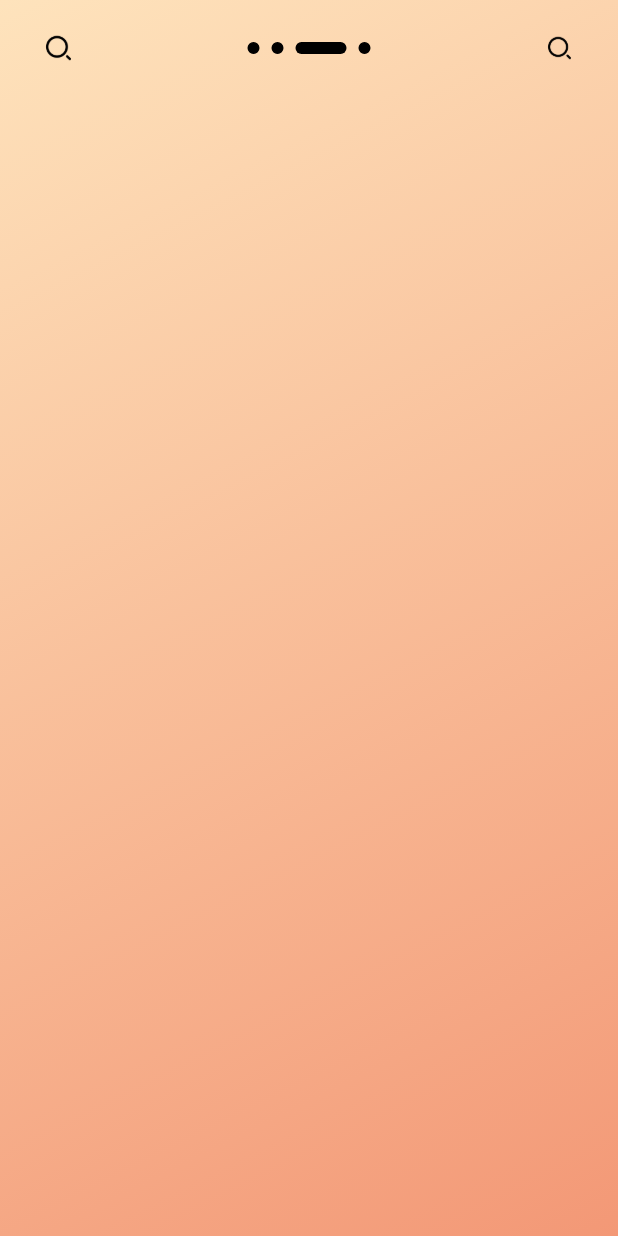
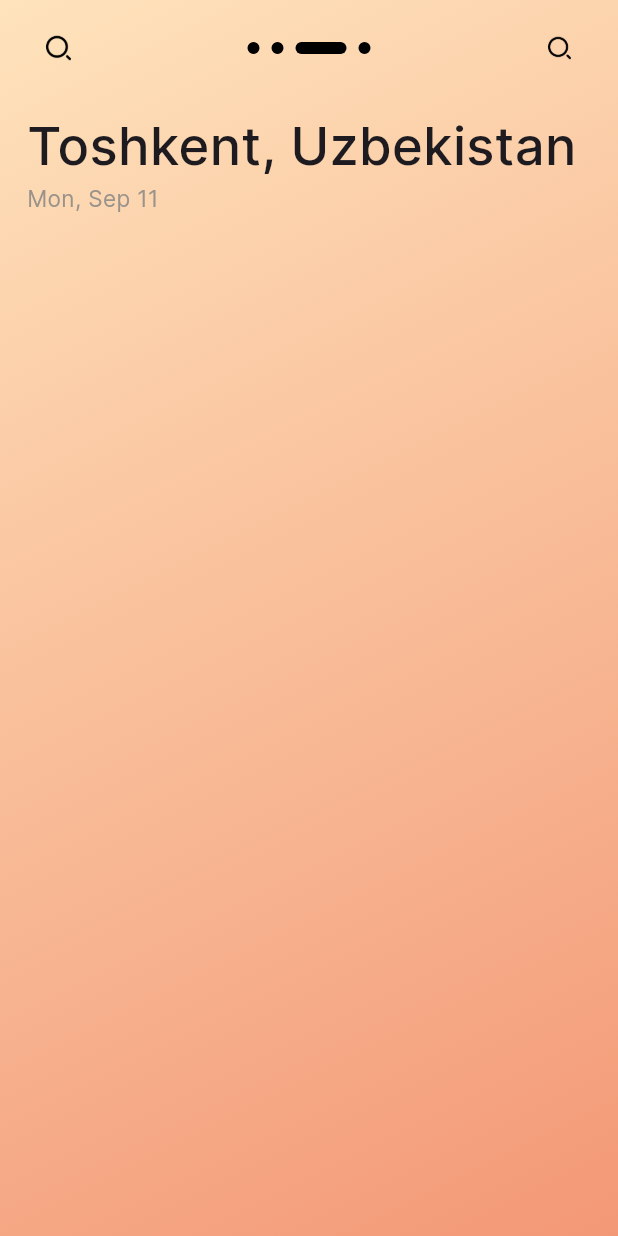
Before and after one commit to SiroProg/weather_app, a Flutter app: the screen it shows after launch, on a phone screen of 412 x 824 dp. Run offline on Flutter 3.47's test engine with Material 2 defaults, Android fonts, the phone set to English and light mode, and no system bars.

Commit message:
add a Location View page

```diff
--- a/lib/pages/app.dart
+++ b/lib/pages/app.dart
@@ -11,6 +11,7 @@ class App extends StatelessWidget {
       debugShowCheckedModeBanner: false,
       theme: ThemeData(
         useMaterial3: true,
+        fontFamily: "Inter",
       ),
       title: "Weather G8",
       home: const HomePage(),
--- a/lib/pages/home_page/home_page.dart
+++ b/lib/pages/home_page/home_page.dart
@@ -2,6 +2,7 @@ import 'package:flutter/material.dart';
 import 'package:weather_app/pages/home_page/widgets/custom_app_bar.dart';
 
 import '../../styles/app_colors.dart';
+import 'widgets/location_view.dart';
 
 class HomePage extends StatefulWidget {
   const HomePage({super.key});
@@ -13,7 +14,7 @@ class HomePage extends StatefulWidget {
 class _HomePageState extends State<HomePage> {
   @override
   Widget build(BuildContext context) {
-    return Scaffold(
+    return const Scaffold(
       body: DecoratedBox(
         decoration: BoxDecoration(
           gradient: LinearGradient(
@@ -24,8 +25,10 @@ class _HomePageState extends State<HomePage> {
         ),
         child: SafeArea(
           child: Column(
+            crossAxisAlignment: CrossAxisAlignment.start,
             children: [
               CustomAppBar(),
+              LocationView(),
             ],
           ),
         ),
--- /dev/null
+++ b/lib/pages/home_page/widgets/location_view.dart
@@ -0,0 +1,34 @@
+import 'package:flutter/material.dart';
+import 'package:weather_app/styles/app_colors.dart';
+import 'package:weather_app/utils/time_extensions.dart';
+
+class LocationView extends StatelessWidget {
+  const LocationView({super.key});
+
+  @override
+  Widget build(BuildContext context) => Padding(
+        padding: const EdgeInsets.symmetric(
+          horizontal: 18,
+          vertical: 8,
+        ),
+        child: Column(
+          crossAxisAlignment: CrossAxisAlignment.start,
+          children: [
+            const Text(
+              "Toshkent, Uzbekistan",
+              style: TextStyle(
+                fontSize: 35,
+                fontWeight: FontWeight.w500,
+              ),
+            ),
+            Text(
+              DateTime.now().weekMounthDay,
+              style: const TextStyle(
+                fontSize: 15,
+                color: AppColors.grayText,
+              ),
+            ),
+          ],
+        ),
+      );
+}
--- a/lib/styles/app_colors.dart
+++ b/lib/styles/app_colors.dart
@@ -8,4 +8,5 @@ class AppColors {
     Color(0xFFF39876),
   ];
   static const black = Color(0xFF000000);
+  static const grayText = Color(0xFF9A938C);
 }
```
Also changed, not shown: lib/utils/time_extensions.dart (added, +45 -0 lines), pubspec.yaml (+8 -7 lines), assets/fonts/Inter-Bold.ttf (added), assets/fonts/Inter-Medium.ttf (added), assets/fonts/Inter-Regular.ttf (added).
